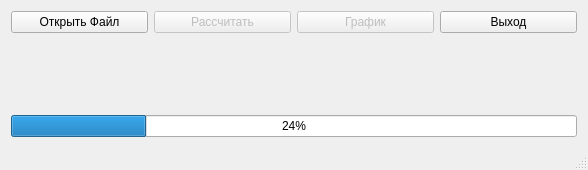
Old version of the form mainwindow.ui in the repository ele638/GiredMet.
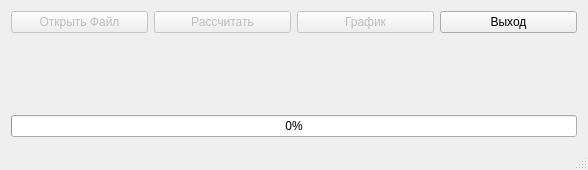
New version of the form.

The edit to the form file:
```diff
--- a/mainwindow.ui
+++ b/mainwindow.ui
@@ -67,6 +67,9 @@
     </item>
     <item row="1" column="0">
      <widget class="QPushButton" name="openButton">
+      <property name="enabled">
+       <bool>false</bool>
+      </property>
       <property name="text">
        <string>Открыть Файл</string>
       </property>
@@ -84,8 +87,26 @@
       <property name="enabled">
        <bool>true</bool>
       </property>
+      <property name="minimumSize">
+       <size>
+        <width>0</width>
+        <height>0</height>
+       </size>
+      </property>
+      <property name="maximumSize">
+       <size>
+        <width>16777214</width>
+        <height>16777215</height>
+       </size>
+      </property>
       <property name="value">
-       <number>24</number>
+       <number>0</number>
+      </property>
+      <property name="alignment">
+       <set>Qt::AlignLeading|Qt::AlignLeft|Qt::AlignVCenter</set>
+      </property>
+      <property name="orientation">
+       <enum>Qt::Horizontal</enum>
       </property>
      </widget>
     </item>
```
Left out of the diff: 2 changed lines with no effect on the pictures.
